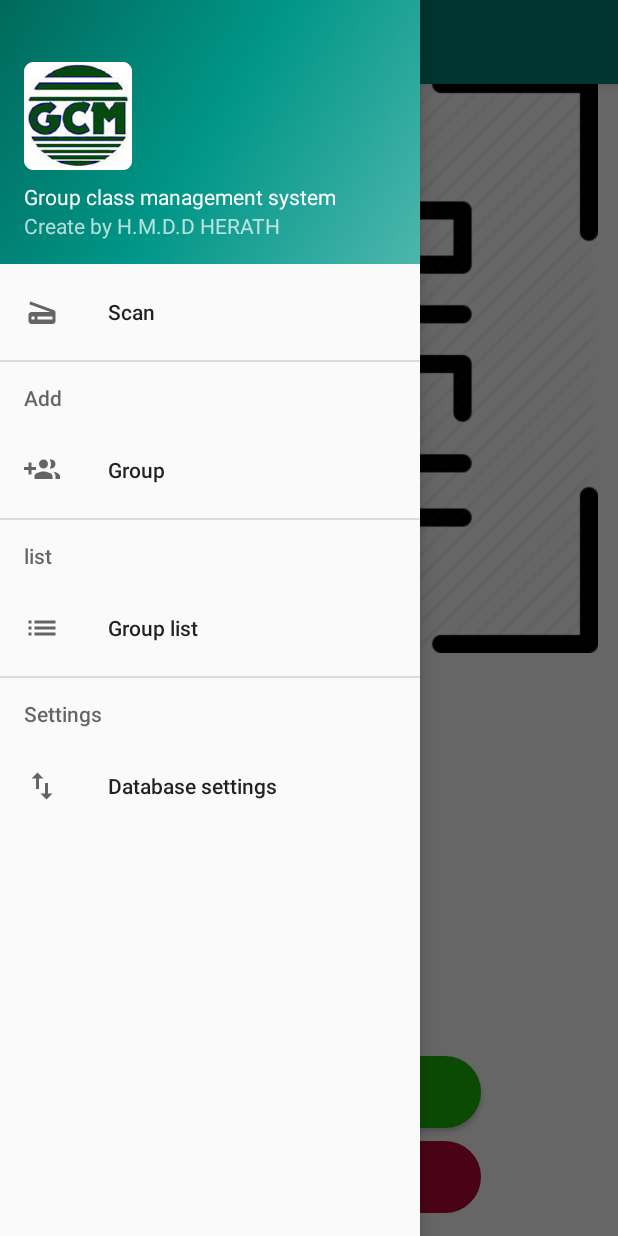
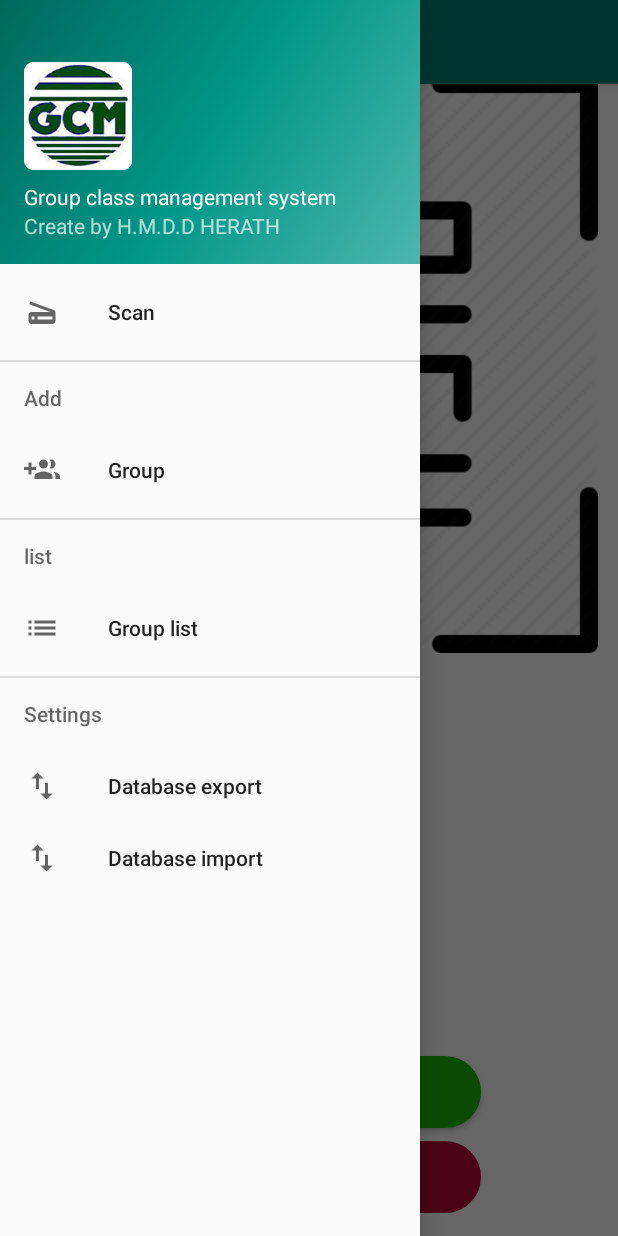
Before and after one commit to dhanushka95/Group-class-management-system, an Android app: the MainActivity screen opened directly, with no data from a screen before it, with the side drawer open, on a phone screen of 412 x 824 dp. Run offline under Robolectric (Android 15) with nearby library versions, the phone set to English and light mode, and no system bars; 1 statement that could not run was skipped.

```diff
--- a/app/src/main/java/com/example/user/gcmapp/QRcreate_fragment.java
+++ b/app/src/main/java/com/example/user/gcmapp/QRcreate_fragment.java
@@ -43,7 +43,7 @@ public class QRcreate_fragment extends Fragment {
     Button Shair;
    static String inputValue;
     static String saveName;
-    String savePath = Environment.getExternalStorageDirectory().getPath() + "/GcmAPPQRCodeImage/";
+    String savePath = Environment.getExternalStorageDirectory().getPath() + "/GcmAPP/Image/";
     Bitmap bitmap;
     QRGEncoder qrgEncoder;
 
--- a/app/src/main/res/menu/activity_main_drawer.xml
+++ b/app/src/main/res/menu/activity_main_drawer.xml
@@ -37,9 +37,13 @@
     <item android:title="Settings">
         <menu>
             <item
-                android:id="@+id/db_settings"
+                android:id="@+id/db_export"
                 android:icon="@drawable/ic_import_export_black_24dp"
-                android:title="Database settings" />
+                android:title="Database export" />
+            <item
+                android:id="@+id/db_import"
+                android:icon="@drawable/ic_import_export_black_24dp"
+                android:title="Database import" />
 
         </menu>
     </item>
```
Also changed, not shown: app/src/main/java/com/example/user/gcmapp/MainActivity.java (+8 -0 lines), app/src/main/java/com/example/user/gcmapp/SQLitedatabase.java (+61 -1 lines).
